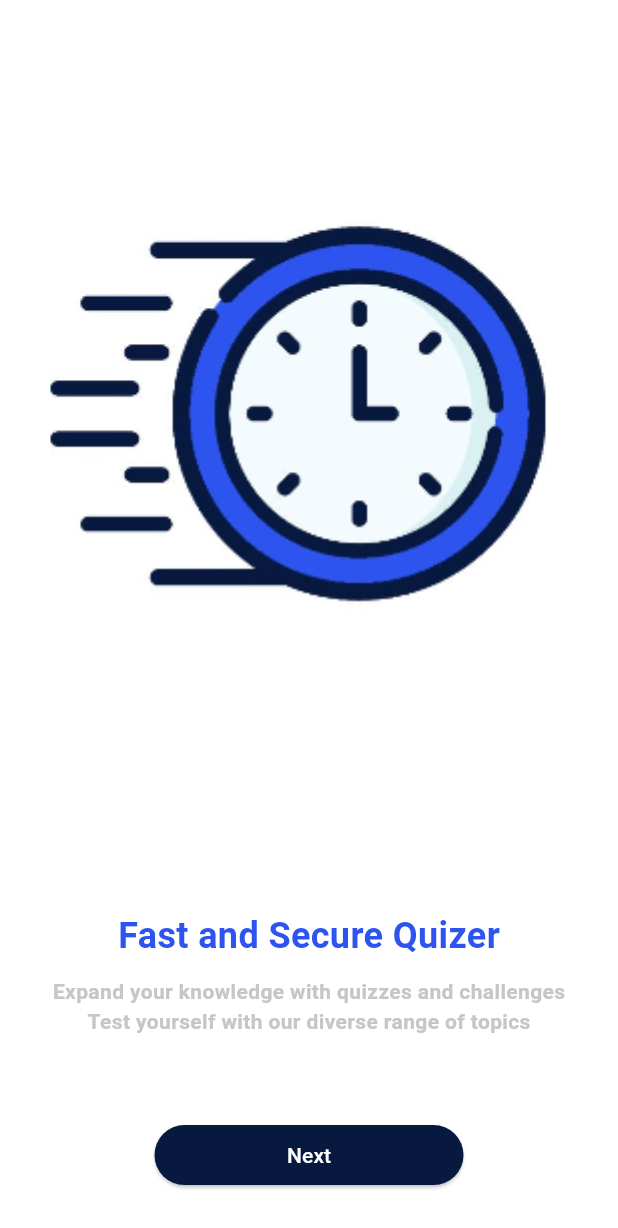
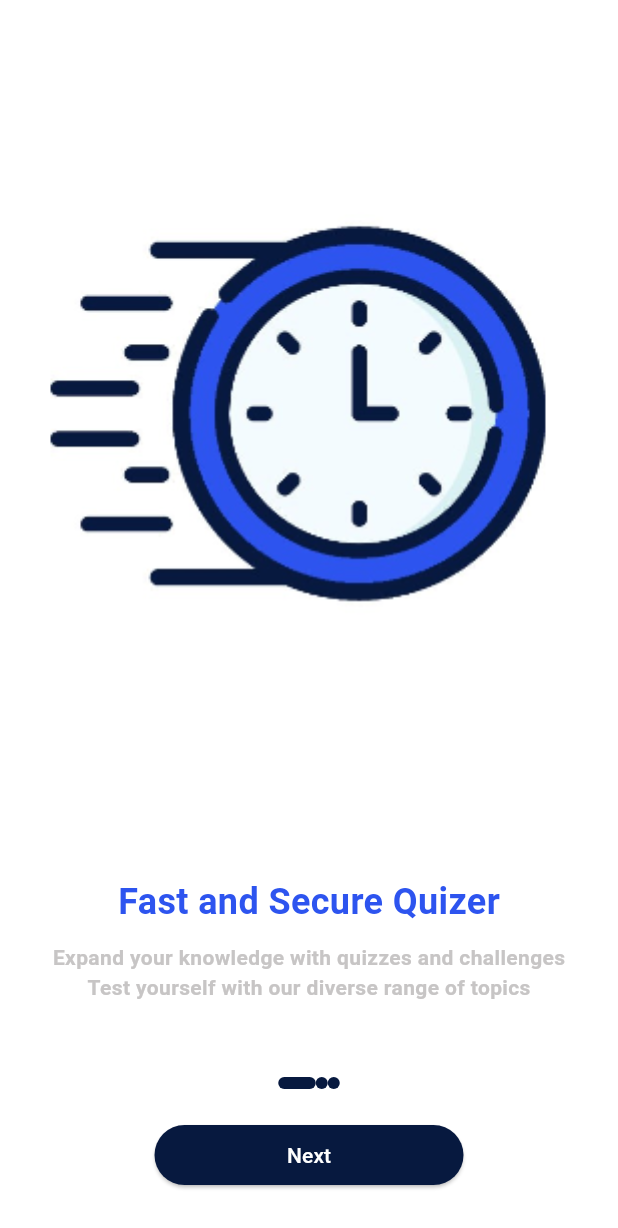
Before and after one commit to EyerusalemTesfaye/ABSOFTEXAMINATION, a Flutter app: the screen it shows after launch, on a phone screen of 412 x 824 dp. Shown: the top 1228 px of the screen. Run offline on Flutter 3.47's test engine with Material 3 defaults, Android fonts, the phone set to English and light mode, and no system bars; our stand-ins replace awesome_dialog, connectivity_plus, shared_preferences; accounts and stored records are empty.

Commit message:
fea:indexDots at get started

```diff
--- a/lib/pages/getStarted.dart
+++ b/lib/pages/getStarted.dart
@@ -82,10 +82,23 @@ class _GetStartedPageState extends State<GetStartedPage> {
                     ),
                   ),
                   SizedBox(
-                    height: 10,
+                    height: 50,
+                  ),
+                  Row(
+                    mainAxisAlignment: MainAxisAlignment.center,
+                    children: List.generate(3, (indexDots) {
+                      return Container(
+                        //margin: EdgeInsets.only(left: 50),
+                        height: 8,
+                        width: currentIndex == indexDots ? 25 : 8,
+                        decoration: BoxDecoration(
+                            borderRadius: BorderRadius.circular(8),
+                            color: Color(0xFF07193F)),
+                      );
+                    }),
                   ),
                   SizedBox(
-                    height: 45,
+                    height: 20,
                   ),
                   SizedBox(
                     width: screenWidth * 0.5, // Adjust the width as needed
--- a/lib/pages/showQuestion.dart
+++ b/lib/pages/showQuestion.dart
@@ -111,7 +111,7 @@ class _ShowQuestionScreenState extends State<ShowQuestionScreen> {
                             BoxShadow(
                               offset: const Offset(-3, 0),
                               blurRadius: 15,
-                              color: Color(0xffb8bfce).withOpacity(.5),
+                              color: Color(0xffb8bfce).withOpacity(.4),
                             ),
                           ]),
                       child: Column(
```
Also changed, not shown: lib/pages/examhome.dart (+47 -40 lines), lib/pages/result.dart (+30 -10 lines), lib/pages/soreResult.dart (+10 -3 lines).
